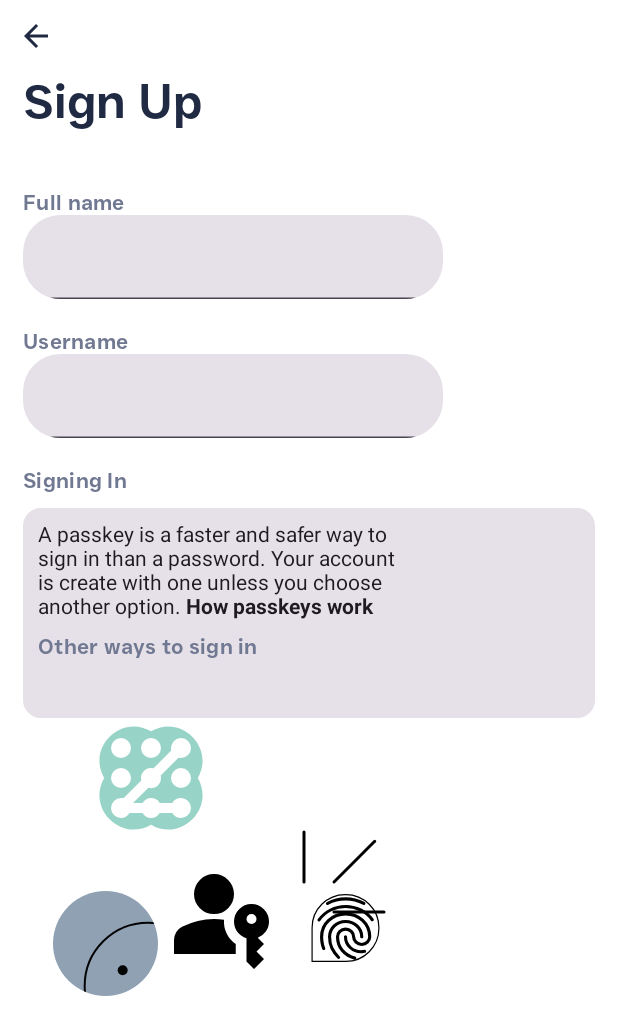
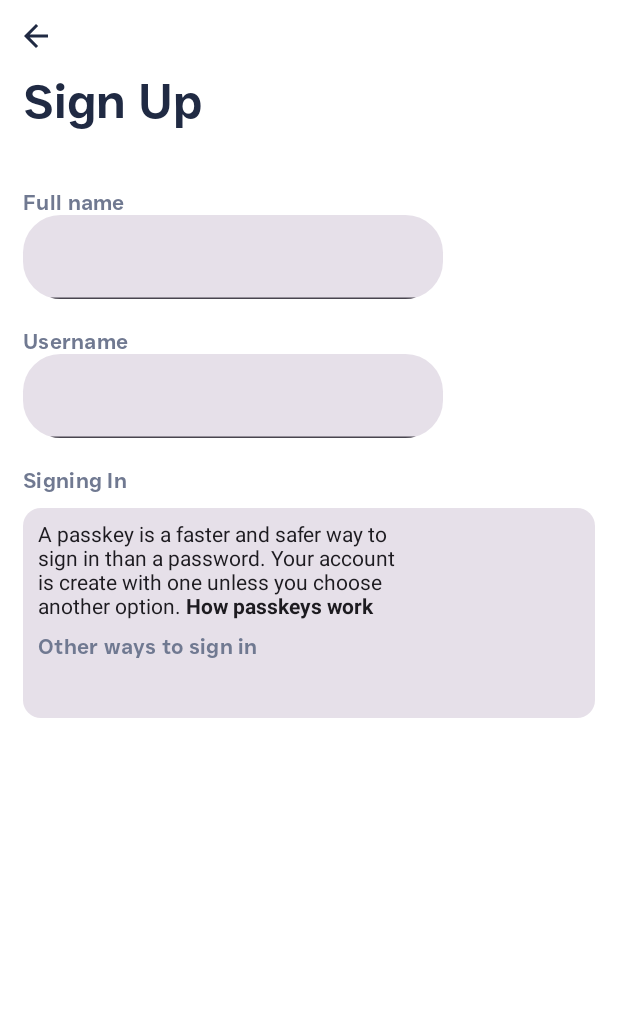
Before and after one commit to LuuOW/android-app-sample, an Android app built with Jetpack Compose: the @Preview function PasskeysSignUpScreenPreview, on a phone screen of 412 x 824 dp. Shown: the top 1035 px of the screen. Run offline under Robolectric (Android 15) with nearby library versions, the phone set to English and light mode, and no system bars; network calls fail.

Commit message:
last commit ...

```diff
--- a/app/src/main/java/com/lucaskempe/cropy/ui/authentication/PasskeysSIgnUpScreen.kt
+++ b/app/src/main/java/com/lucaskempe/cropy/ui/authentication/PasskeysSIgnUpScreen.kt
@@ -1,5 +1,6 @@
 package com.lucaskempe.cropy.ui.authentication
 
+import androidx.compose.foundation.background
 import androidx.compose.foundation.layout.Arrangement
 import androidx.compose.foundation.layout.Box
 import androidx.compose.foundation.layout.Column
@@ -11,8 +12,10 @@ import androidx.compose.foundation.layout.fillMaxWidth
 import androidx.compose.foundation.layout.padding
 import androidx.compose.foundation.layout.size
 import androidx.compose.foundation.layout.width
+import androidx.compose.foundation.shape.CircleShape
 import androidx.compose.foundation.shape.RoundedCornerShape
 import androidx.compose.material3.Card
+import androidx.compose.material3.Icon
 import androidx.compose.material3.MaterialTheme
 import androidx.compose.material3.Text
 import androidx.compose.material3.TextField
@@ -23,8 +26,11 @@ import androidx.compose.runtime.remember
 import androidx.compose.runtime.setValue
 import androidx.compose.ui.Alignment
 import androidx.compose.ui.Modifier
+import androidx.compose.ui.draw.alpha
+import androidx.compose.ui.draw.clip
 import androidx.compose.ui.draw.scale
 import androidx.compose.ui.graphics.Color
+import androidx.compose.ui.res.painterResource
 import androidx.compose.ui.res.stringResource
 import androidx.compose.ui.text.SpanStyle
 import androidx.compose.ui.text.buildAnnotatedString
@@ -80,7 +86,7 @@ fun PasskeysSignUpScreen(
             ) {
 
                 Row(
-                    modifier = Modifier.fillMaxSize().padding(end = 15.dp),
+                    modifier = Modifier.size(400.dp).padding(end = 15.dp),
                     horizontalArrangement = Arrangement.SpaceBetween,
                     verticalAlignment = Alignment.Bottom
                 ) {
@@ -104,11 +110,12 @@ fun PasskeysSignUpScreen(
                         Text("Other ways to sign in", style = AppTypography.bodyM)
 
                     }
+
                 }
 
             }
 
-            PasskeysLogo(bg = Color.White)
+
 
 
         }
```
